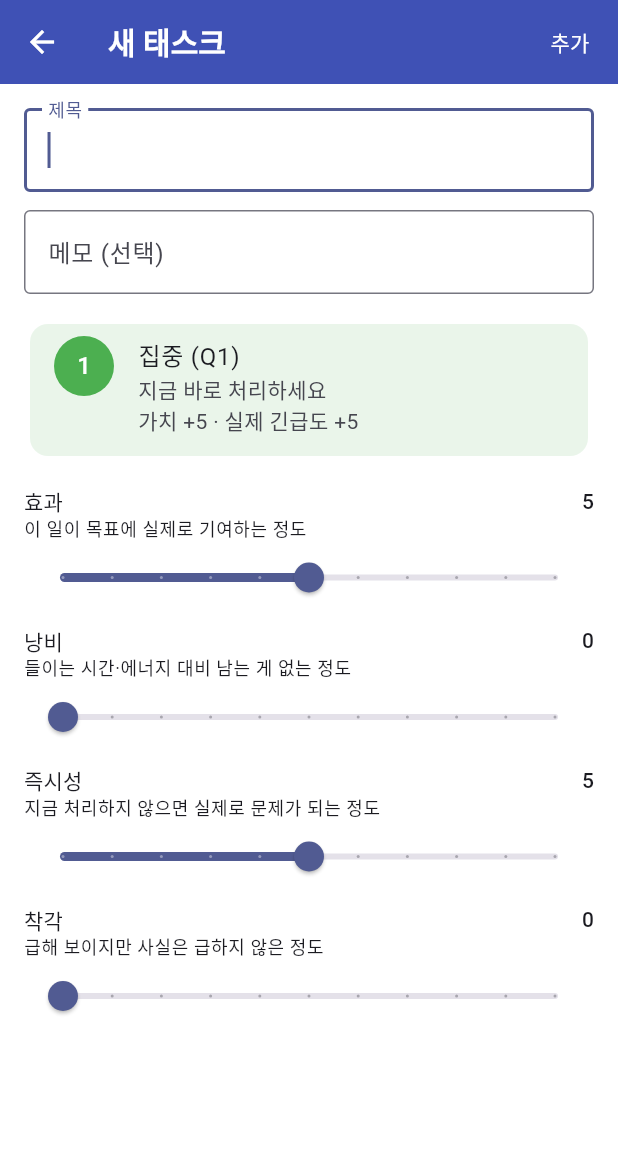
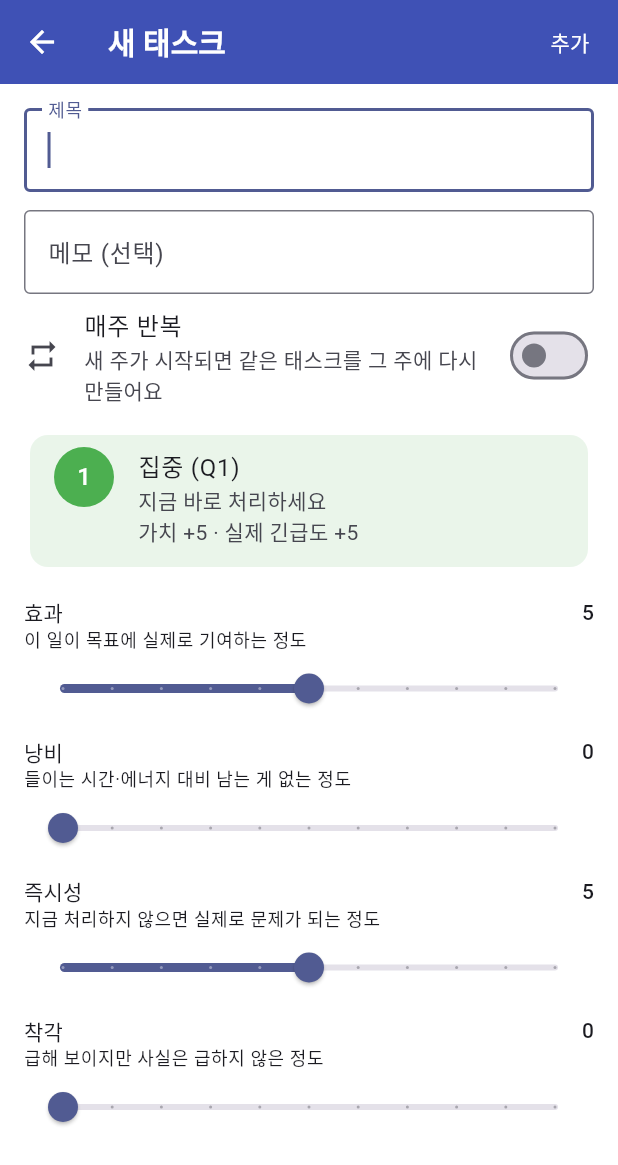
Before and after one commit to hansang-lee/quadranti, a Flutter app: the TaskEditorScreen screen opened directly, on a phone screen of 412 x 824 dp. Shown: the top 1165 px of the screen. Run offline on Flutter 3.47's test engine with Material 3 defaults, Android fonts, the phone set to English and light mode, and no system bars; our stand-ins replace file_picker, flutter_svg, hive_ce, hive_ce_flutter; accounts and stored records are empty; Roboto replaces fonts that are missing (IBMPlexSansKR).

Commit message:
feat: 매주 반복 switch, repeat mark in the list, rules in backups
- the editor gets a 매주 반복 switch; deleting a repeating task explains
  that the series continues until the switch is turned off
- repeating tasks show a 매주 mark in the list
- backups move to version 2 with a 'repeats' array; version 1 files
  still import, and an imported rule never moves lastWeek backwards
- D10 records the repeat rules; plan, development guide updated

Co-Authored-By: Claude Opus 5.5 <noreply@anthropic.com>
Claude-Session: https://claude.ai/code/session_01PVkcdcJFZJ1vngzwFMkUaQ

```diff
--- a/lib/screens/task_editor_screen.dart
+++ b/lib/screens/task_editor_screen.dart
@@ -31,6 +31,8 @@ class _TaskEditorScreenState extends State<TaskEditorScreen> {
   late double _effectiveness;
   late double _waste;
   late double _illusion;
+  late bool _repeat;
+  late bool _wasRepeating;
 
   bool get _isNew => widget.task == null;
 
@@ -44,6 +46,8 @@ class _TaskEditorScreenState extends State<TaskEditorScreen> {
     _effectiveness = t?.effectiveness ?? 5;
     _waste = t?.waste ?? 0;
     _illusion = t?.illusion ?? 0;
+    _wasRepeating = t != null && context.read<TaskProvider>().isRepeating(t);
+    _repeat = _wasRepeating;
   }
 
   @override
@@ -87,6 +91,10 @@ class _TaskEditorScreenState extends State<TaskEditorScreen> {
     } else {
       await tasks.updateTask(task);
     }
+    if (_repeat != _wasRepeating) {
+      final saved = tasks.byId(task.id);
+      if (saved != null) await tasks.setRepeat(saved, _repeat);
+    }
     navigator.pop();
   }
 
@@ -95,7 +103,9 @@ class _TaskEditorScreenState extends State<TaskEditorScreen> {
       context: context,
       builder: (context) => AlertDialog(
         title: const Text('태스크 삭제'),
-        content: Text('"${widget.task!.title}"을(를) 삭제할까요?'),
+        content: Text(_wasRepeating
+            ? '"${widget.task!.title}"의 이번 주 항목을 삭제할까요?\n반복은 계속됩니다. 멈추려면 \'매주 반복\'을 끄세요.'
+            : '"${widget.task!.title}"을(를) 삭제할까요?'),
         actions: [
           TextButton(onPressed: () => Navigator.pop(context, false), child: const Text('취소')),
           TextButton(onPressed: () => Navigator.pop(context, true), child: const Text('삭제')),
@@ -148,7 +158,16 @@ class _TaskEditorScreenState extends State<TaskEditorScreen> {
             maxLines: 3,
             minLines: 1,
           ),
-          const SizedBox(height: 16),
+          SwitchListTile(
+            key: const Key('repeat'),
+            contentPadding: EdgeInsets.zero,
+            secondary: const Icon(Icons.repeat),
+            title: const Text('매주 반복'),
+            subtitle: const Text('새 주가 시작되면 같은 태스크를 그 주에 다시 만들어요'),
+            value: _repeat,
+            onChanged: (v) => setState(() => _repeat = v),
+          ),
+          const SizedBox(height: 8),
           Card(
             key: const Key('quadrantPreview'),
             color: q.color.withValues(alpha: 0.12),
```
Also changed, not shown: lib/screens/backup_dialogs.dart (+10 -7 lines), lib/screens/list_view.dart (+17 -3 lines), lib/services/task_backup.dart (+30 -13 lines), 5 other files.
